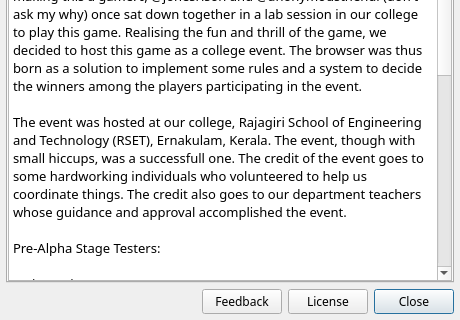
Before: the Qt Designer form src/ui/forms/about.ui in flamboyantpenguin/wikilynx, drawn with Qt 5; both pictures show x 0 to 460 and y 210 to 530 of the 460 by 530 pixel window.
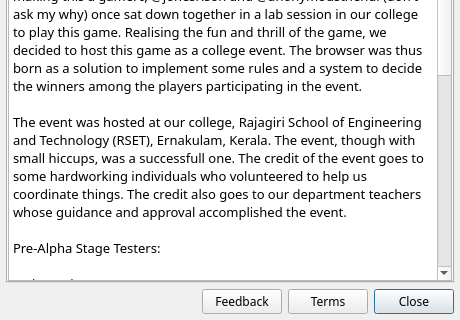
After: the same form once the commit is applied. The open tabs and pages were chosen to show the change. Icons and pictures are not drawn.

Diff of the .ui file:
```diff
--- a/src/ui/forms/about.ui
+++ b/src/ui/forms/about.ui
@@ -448,7 +448,7 @@
         <string/>
        </property>
        <property name="text">
-        <string>License</string>
+        <string>Terms</string>
        </property>
        <property name="icon">
         <iconset theme="license"/>
```
Left out of the diff: 62 changed lines with no effect on the pictures.
